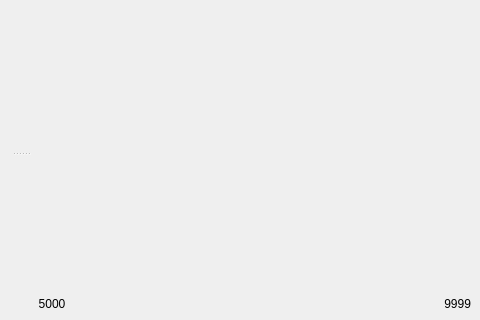
Martin-Bela/Brain-Vis, file src/vis/mainWindow.ui: the form before one commit; both pictures show x 438 to 918 and y 425 to 745 of the 918 by 745 pixel window.
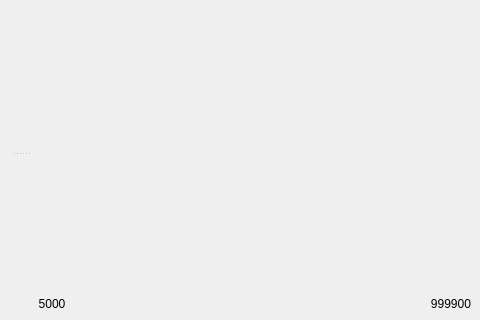
The form after the commit. Custom widgets are drawn as their Qt base class.

Commit message:
Set timestep format in hundreds
+small refactoring

Diff of the .ui file:
```diff
--- a/src/vis/mainWindow.ui
+++ b/src/vis/mainWindow.ui
@@ -189,7 +189,7 @@
          <item row="1" column="2">
           <widget class="QLabel" name="label_3">
            <property name="text">
-            <string>9999</string>
+            <string>999900</string>
            </property>
            <property name="alignment">
             <set>Qt::AlignRight|Qt::AlignTrailing|Qt::AlignVCenter</set>
```
The commit also changes 2 other files.
